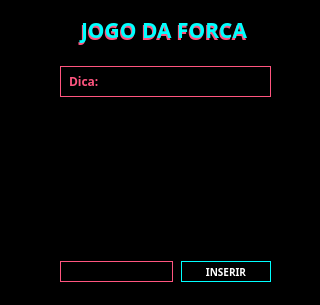
Tsuda12/Bosch_Game-Center, file janelas/jogo_forca.ui: the form before one commit.
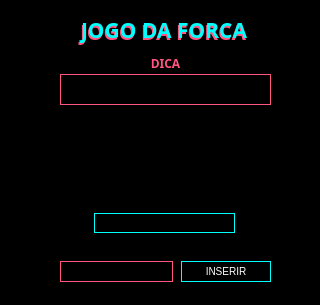
The form after the commit. Icons and pictures are not drawn.

Commit message: central jogos

Patch:
```diff
--- a/janelas/jogo_forca.ui
+++ b/janelas/jogo_forca.ui
@@ -117,7 +117,7 @@
    <property name="geometry">
     <rect>
      <x>60</x>
-     <y>66</y>
+     <y>74</y>
      <width>211</width>
      <height>31</height>
     </rect>
@@ -131,13 +131,16 @@
    </property>
    <property name="styleSheet">
     <string notr="true">background: black;
-color: rgb(255, 85, 127);
+color: white;
 border: 1px solid rgb(255, 85, 127);
 padding: 5px;
 </string>
    </property>
    <property name="text">
-    <string>Dica: </string>
+    <string> </string>
+   </property>
+   <property name="alignment">
+    <set>Qt::AlignCenter</set>
    </property>
   </widget>
   <widget class="QLineEdit" name="input_inserir">
@@ -184,10 +187,7 @@
    </property>
    <property name="font">
     <font>
-     <family>Montserrat ExtraBold</family>
      <pointsize>-1</pointsize>
-     <weight>75</weight>
-     <bold>true</bold>
     </font>
    </property>
    <property name="styleSheet">
@@ -200,6 +200,52 @@
     <string>INSERIR</string>
    </property>
   </widget>
+  <widget class="QLabel" name="label">
+   <property name="geometry">
+    <rect>
+     <x>94</x>
+     <y>213</y>
+     <width>141</width>
+     <height>20</height>
+    </rect>
+   </property>
+   <property name="styleSheet">
+    <string notr="true">background-color: rgb(0, 0, 0);
+border: 1px solid rgb(0, 255, 255);</string>
+   </property>
+   <property name="text">
+    <string/>
+   </property>
+   <property name="alignment">
+    <set>Qt::AlignCenter</set>
+   </property>
+  </widget>
+  <widget class="QLabel" name="label_2">
+   <property name="geometry">
+    <rect>
+     <x>142</x>
+     <y>57</y>
+     <width>47</width>
+     <height>13</height>
+    </rect>
+   </property>
+   <property name="font">
+    <font>
+     <family>Montserrat Black</family>
+     <weight>75</weight>
+     <bold>true</bold>
+    </font>
+   </property>
+   <property name="styleSheet">
+    <string notr="true">color: rgb(255, 85, 127);</string>
+   </property>
+   <property name="text">
+    <string>DICA</string>
+   </property>
+   <property name="alignment">
+    <set>Qt::AlignCenter</set>
+   </property>
+  </widget>
   <zorder>titulo_forca</zorder>
   <zorder>titulo_forca1</zorder>
   <zorder>img_forca</zorder>
```
Left out of the diff: 5 changed lines with no effect on the pictures. The commit also changes 7 other files.
